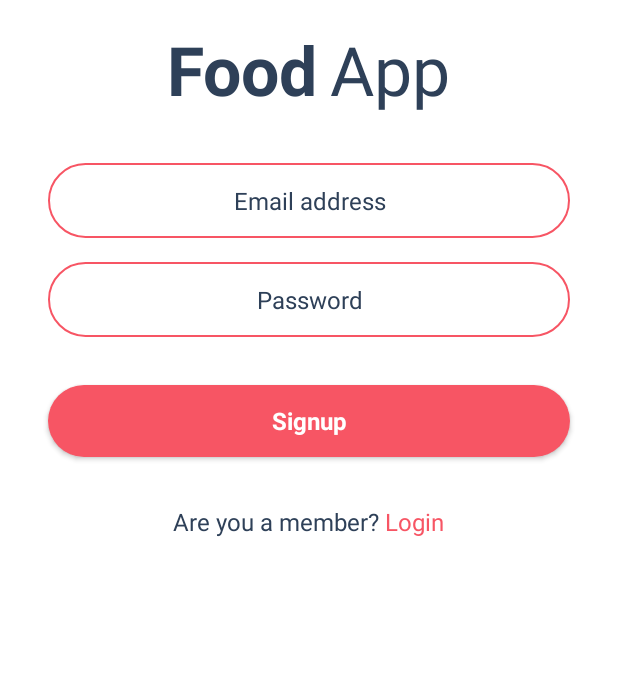
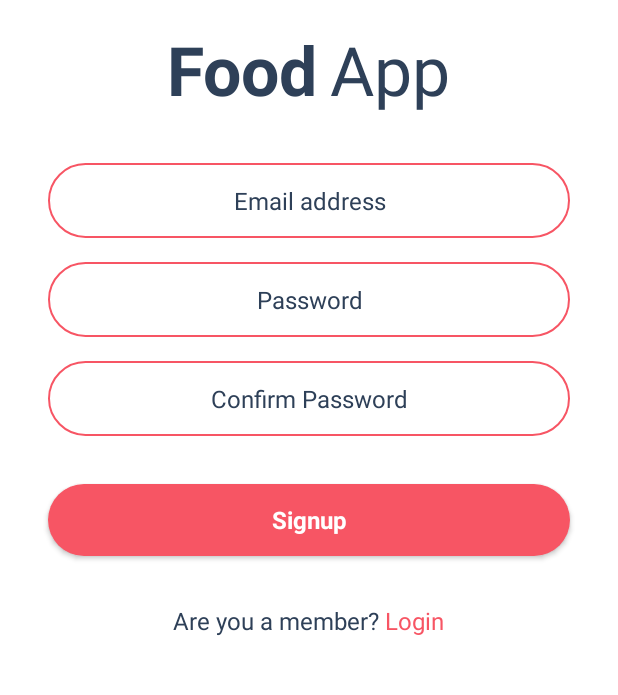
Before and after one commit to thinhisme1123/baomatDemo, an Android app: the SignupActivity screen opened directly, with no data from a screen before it, after a tap on "Signup", on a phone screen of 412 x 824 dp, the part 293-988 px from its top. Run offline under Robolectric (Android 15) with nearby library versions, the phone set to English and light mode, and no system bars; our stand-ins replace Firebase (no records; nobody signed in at launch, a user with empty details on screens opened directly).

Commit message:
confirmpass

```diff
--- a/app/src/main/java/com/example/finalmobileproject/Activities/SignupActivity.java
+++ b/app/src/main/java/com/example/finalmobileproject/Activities/SignupActivity.java
@@ -38,6 +38,7 @@ public class SignupActivity extends BaseActivity {
         binding.signupBtn.setOnClickListener(v -> {
             String email = binding.userEdt.getText().toString();
             String password = binding.passEdt.getText().toString();
+            String confirmPassword = binding.confirmPassEdt.getText().toString();
 
             if (!isValidEmail(email)) {
                 Toast.makeText(SignupActivity.this, "Please enter a valid email address", Toast.LENGTH_SHORT).show();
@@ -46,6 +47,11 @@ public class SignupActivity extends BaseActivity {
 
             if (TextUtils.isEmpty(password) || password.length() < 6) {
                 Toast.makeText(SignupActivity.this, "Password must be at least 6 characters", Toast.LENGTH_SHORT).show();
+                return;
+            }
+
+            if (!password.equals(confirmPassword)) {
+                Toast.makeText(SignupActivity.this, "Password does not matches", Toast.LENGTH_SHORT).show();
                 return;
             }
 
--- a/app/src/main/res/layout/activity_signup.xml
+++ b/app/src/main/res/layout/activity_signup.xml
@@ -80,6 +80,21 @@
                 android:textColorHint="@color/blue_grey"
                 android:textSize="16sp" />
 
+            <EditText
+                android:id="@+id/confirmPassEdt"
+                android:layout_width="match_parent"
+                android:layout_height="50dp"
+                android:layout_marginStart="32dp"
+                android:layout_marginTop="16dp"
+                android:layout_marginEnd="32dp"
+                android:background="@drawable/edittext_background"
+                android:ems="10"
+                android:hint="Confirm Password"
+                android:inputType="textPassword"
+                android:textAlignment="center"
+                android:textColorHint="@color/blue_grey"
+                android:textSize="16sp" />
+
             <androidx.appcompat.widget.AppCompatButton
                 android:id="@+id/signupBtn"
                 style="@android:style/Widget.Button"
```
